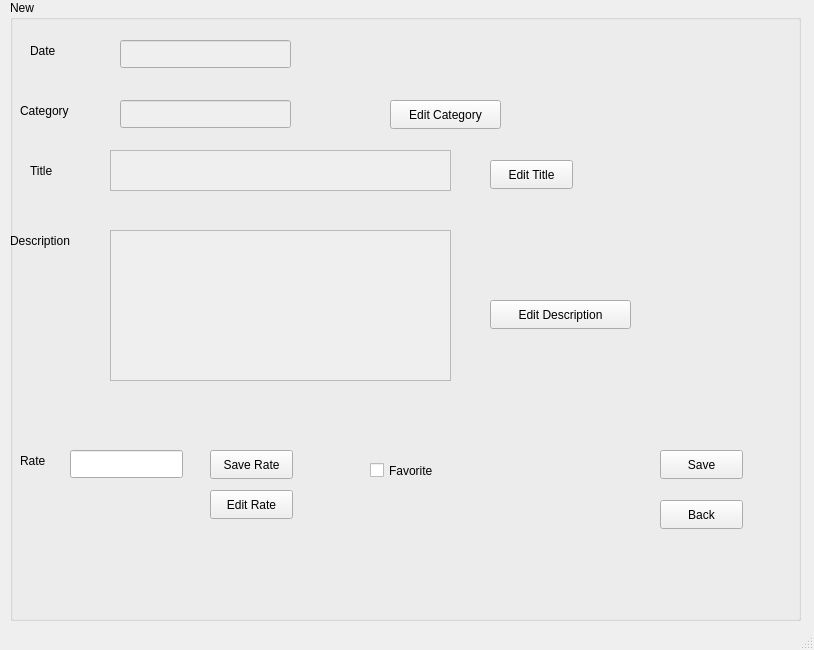
Before: the Qt Designer form news.ui in Kero-83/NewManagementSystem, drawn with Qt 5.
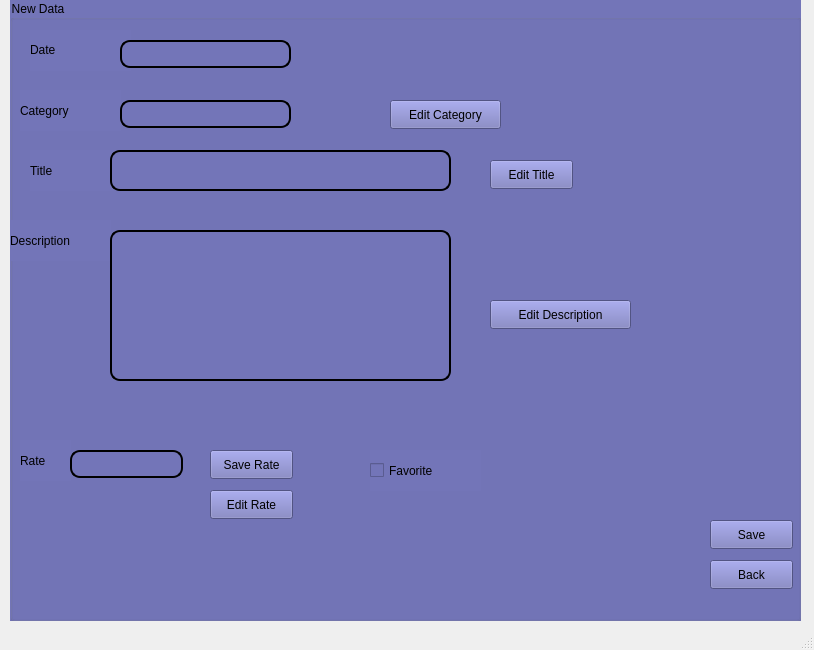
After: the same form once the commit is applied.

Patch:
```diff
--- a/news.ui
+++ b/news.ui
@@ -26,8 +26,12 @@
       <height>621</height>
      </rect>
     </property>
+    <property name="styleSheet">
+     <string notr="true">background-color: rgb(0, 0, 255);
+background-color: rgb(115, 117, 184);</string>
+    </property>
     <property name="title">
-     <string>New</string>
+     <string>New Data</string>
     </property>
     <widget class="QLabel" name="label">
      <property name="geometry">
@@ -93,12 +97,18 @@
        <height>28</height>
       </rect>
      </property>
+     <property name="styleSheet">
+      <string notr="true">border-radius: 10px;
+border-style: solid;
+    border-width: 2px;
+</string>
+     </property>
     </widget>
     <widget class="QPushButton" name="pushButton">
      <property name="geometry">
       <rect>
-       <x>650</x>
-       <y>500</y>
+       <x>700</x>
+       <y>560</y>
        <width>83</width>
        <height>29</height>
       </rect>
@@ -117,7 +127,7 @@
       </rect>
      </property>
      <property name="text">
-      <string>Date</string>
+      <string>&lt;font color = black&gt;Date</string>
      </property>
     </widget>
     <widget class="QLineEdit" name="lineEdit_Date">
@@ -132,6 +142,12 @@
        <height>28</height>
       </rect>
      </property>
+     <property name="styleSheet">
+      <string notr="true">border-radius: 10px;
+border-style: solid;
+    border-width: 2px;
+</string>
+     </property>
     </widget>
     <widget class="QCheckBox" name="checkBox_favNews">
      <property name="geometry">
@@ -149,8 +165,8 @@
     <widget class="QPushButton" name="pushButton_saveNewAdmin">
      <property name="geometry">
       <rect>
-       <x>650</x>
-       <y>450</y>
+       <x>700</x>
+       <y>520</y>
        <width>83</width>
        <height>29</height>
       </rect>
@@ -207,6 +223,12 @@
        <height>28</height>
       </rect>
      </property>
+     <property name="styleSheet">
+      <string notr="true">border-radius: 10px;
+border-style: solid;
+    border-width: 2px;
+</string>
+     </property>
     </widget>
     <widget class="QPushButton" name="pushButton_2">
      <property name="geometry">
@@ -247,7 +269,9 @@
       </rect>
      </property>
      <property name="styleSheet">
-      <string notr="true">border-color: rgb(255, 255, 255);</string>
+      <string notr="true">border-radius: 10px;
+border-style: solid;
+    border-width: 2px;</string>
      </property>
     </widget>
     <widget class="QPlainTextEdit" name="plainTextEdit_Title">
@@ -263,7 +287,9 @@
       </rect>
      </property>
      <property name="styleSheet">
-      <string notr="true">border-color: rgb(255, 255, 255);</string>
+      <string notr="true">border-radius: 10px;
+border-style: solid;
+    border-width: 2px;</string>
      </property>
     </widget>
    </widget>
```
